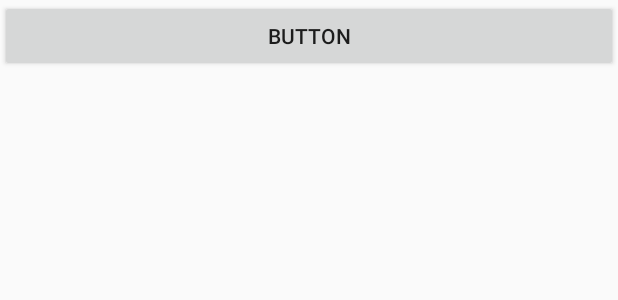
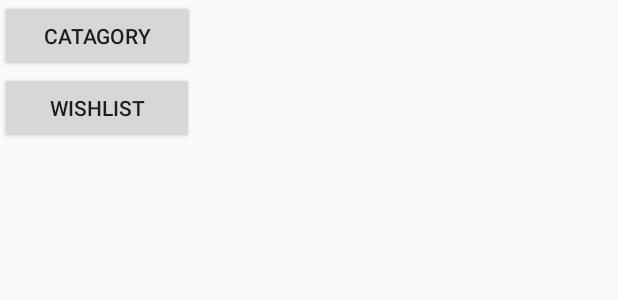
Before and after one commit to AmirMattar/AmirFinalProject-master, an Android app: the layout activity_main.xml on its own in the app's theme, with its tools: preview values and no code run, on a phone screen of 412 x 824 dp. Shown: the top 300 px of the screen. Run offline under Robolectric (Android 15) with nearby library versions, the phone set to English and light mode, and no system bars.

Commit message:
option menu bshkor allah zbtt

```diff
--- a/app/src/main/java/com/example/user/amir/DetailedBookActivity.java
+++ b/app/src/main/java/com/example/user/amir/DetailedBookActivity.java
@@ -2,13 +2,14 @@ package com.example.user.amir;
 
 import android.support.v7.app.AppCompatActivity;
 import android.os.Bundle;
+import android.widget.Button;
 import android.widget.ImageView;
 import android.widget.TextView;
 
 public class DetailedBookActivity extends AppCompatActivity {
     TextView BookName,BookRating,BookSummary;
     ImageView BookImage;
-
+    Button addwish;
 
     @Override
     protected void onCreate(Bundle savedInstanceState) {
@@ -22,7 +23,7 @@ public class DetailedBookActivity extends AppCompatActivity {
         BookImage=findViewById(R.id.BookImage);
         BookRating=findViewById(R.id.BookRating);
         BookSummary=findViewById(R.id.BookSummary);
-
+        addwish=findViewById(R.id.addwish);
 
         BookName.setText(book.getName());
 
--- a/app/src/main/res/layout/activity_detailed_book.xml
+++ b/app/src/main/res/layout/activity_detailed_book.xml
@@ -58,4 +58,10 @@
         </LinearLayout>
     </ScrollView>
 
+    <Button
+        android:id="@+id/addwish"
+        android:layout_width="match_parent"
+        android:layout_height="wrap_content"
+        android:text="Button" />
+
 </LinearLayout>
--- a/app/src/main/res/layout/activity_main.xml
+++ b/app/src/main/res/layout/activity_main.xml
@@ -9,8 +9,15 @@
 
 
     <Button
-        android:id="@+id/button2"
-        android:layout_width="match_parent"
+        android:id="@+id/cbutton"
+        android:layout_width="130dp"
         android:layout_height="wrap_content"
-        android:text="Button" />
+        android:text="Catagory" />
+
+    <Button
+        android:id="@+id/wishbutton"
+        android:layout_width="129dp"
+        android:layout_height="wrap_content"
+        android:text="WishList" />
+
 </LinearLayout>
--- a/app/src/main/res/layout/book_custom_row.xml
+++ b/app/src/main/res/layout/book_custom_row.xml
@@ -18,7 +18,7 @@
             app:srcCompat="@mipmap/ic_launcher" />
 
 
-            <TextView
+        <TextView
                 android:id="@+id/tvBookName"
                 android:layout_width="match_parent"
                 android:layout_height="wrap_content"
```
Also changed, not shown: app/src/main/AndroidManifest.xml (+4 -9 lines), app/src/main/java/com/example/user/amir/MainActivity.java (+28 -8 lines).
